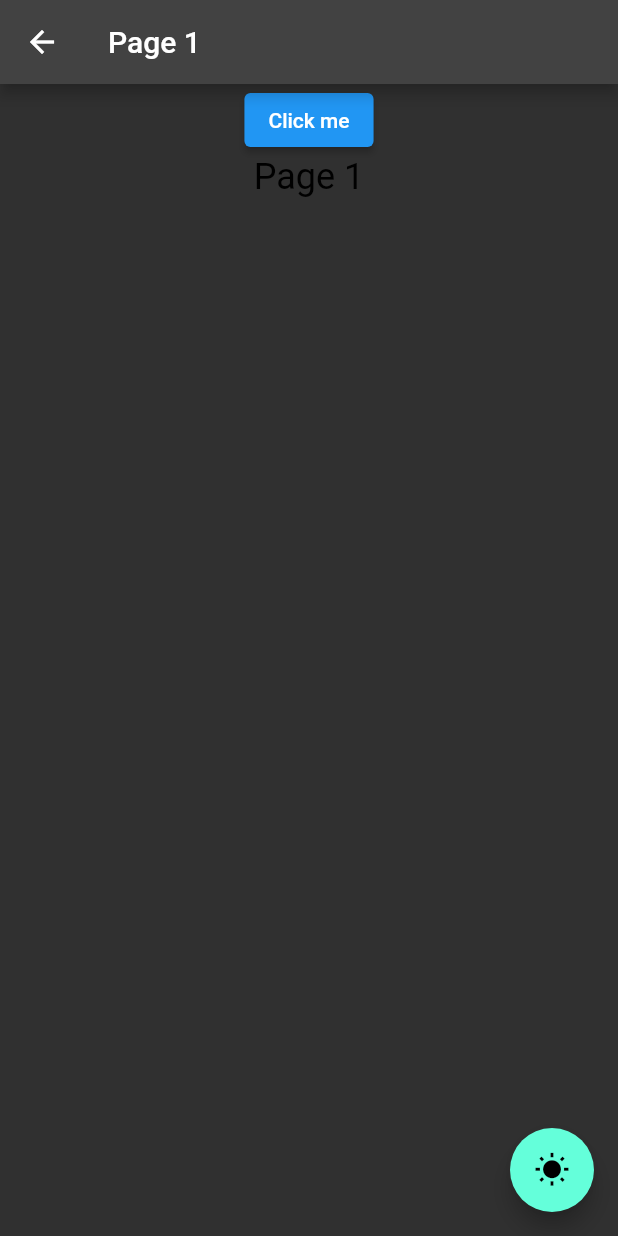
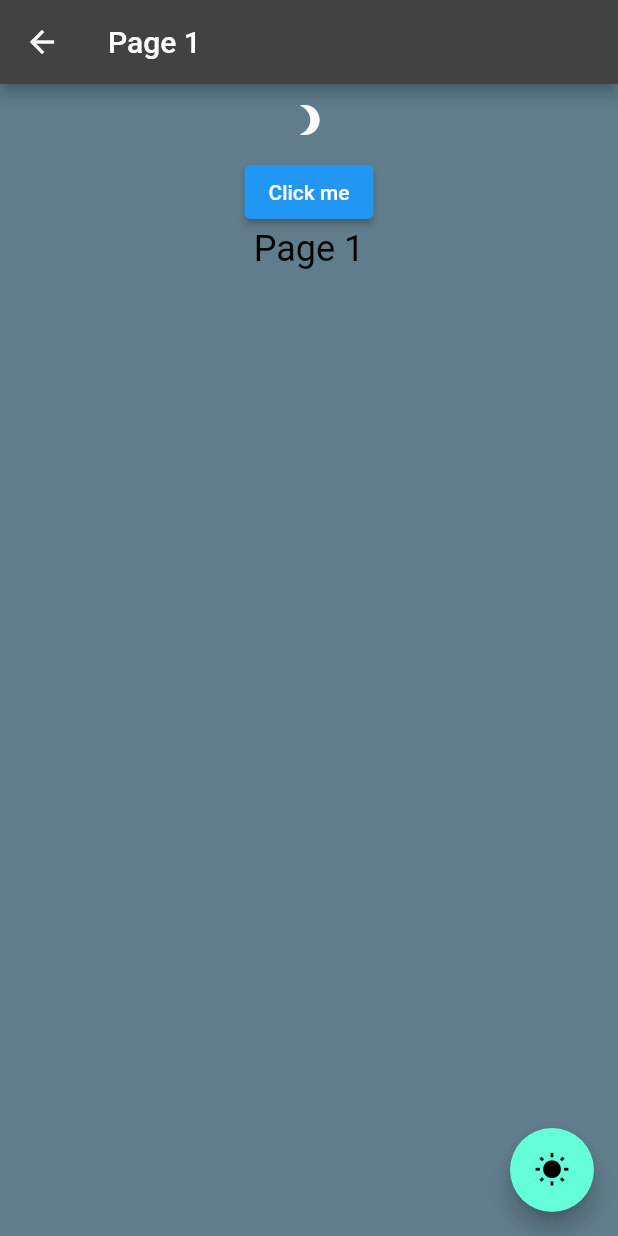
Before and after one commit to aruncr75/flutter_data, a Flutter app: the ScreenPage1 screen opened directly, after a tap on the "wb sunny" icon, on a phone screen of 412 x 824 dp. Run offline on Flutter 3.47's test engine with Material 2 defaults, Android fonts, the phone set to English and light mode, and no system bars.

Commit message:
theme- working fine

```diff
--- a/lib/main.dart
+++ b/lib/main.dart
@@ -18,9 +18,9 @@ class MyApp extends StatelessWidget {
     return MultiProvider(
       child: const MaterialAppWithTheme(),
       providers: [
-        ChangeNotifierProvider<ThemeNotifier>(
-          create: (_) => ThemeNotifier(ThemeData.light()),
-        ),
+        ChangeNotifierProvider(
+          create: (_) => ThemeNotifier(),
+        )
       ],
     );
   }
@@ -31,18 +31,15 @@ class MaterialAppWithTheme extends StatelessWidget {
 
   @override
   Widget build(BuildContext context) {
-
     return Consumer<ThemeNotifier>(
-  builder: (context, themeNotifier, child) {
-    final themeMode = themeNotifier.getTheme() == lightTheme ? ThemeMode.light : ThemeMode.dark;
-
-    return MaterialApp(
-      theme: lightTheme,
-      darkTheme: darkTheme,
-      themeMode: themeMode,
-      home: const MyHomePage(),
+      builder: (context, themeNotifier, child) {
+        return MaterialApp(
+          theme: themeNotifier.isDark ? lightTheme:darkTheme,
+          themeMode: themeNotifier.isDark ? ThemeMode.dark : ThemeMode.light,
+          darkTheme: darkTheme,
+          home: const HomePage(),
+        );
+      },
     );
-  },
-);
   }
 }
--- a/lib/screens/Provider/theme_provider.dart
+++ b/lib/screens/Provider/theme_provider.dart
@@ -1,11 +1,12 @@
 import 'package:flutter/material.dart';
 
 class ThemeNotifier with ChangeNotifier {
-  ThemeData _themeData;
-  ThemeNotifier(this._themeData);
-  getTheme() => _themeData;
-  setTheme(ThemeData themeData) {
-    _themeData = themeData;
+  bool _isDark = false;
+
+  bool get isDark => _isDark;
+
+  set isDark(bool value) {
+    _isDark = value;
     notifyListeners();
   }
 }
--- a/lib/screens/ScreenHome/screen_home.dart
+++ b/lib/screens/ScreenHome/screen_home.dart
@@ -1,49 +1,38 @@
 import 'package:firstapp1/screens/Provider/theme_provider.dart';
 import 'package:firstapp1/screens/ScreenPage1/screen_page_1.dart';
-import 'package:firstapp1/screens/Theme/dark_theme.dart';
-import 'package:firstapp1/screens/Theme/light_theme.dart';
 import 'package:flutter/material.dart';
 import 'package:provider/provider.dart';
 
-class MyHomePage extends StatelessWidget {
-  const MyHomePage({super.key});
+class HomePage extends StatelessWidget {
+  const HomePage({super.key});
 
   @override
   Widget build(BuildContext context) {
     final themeNotifier = Provider.of<ThemeNotifier>(context);
     return Scaffold(
+      backgroundColor: Colors.blueGrey  ,
       appBar: AppBar(
-        title: const Text("My App"),
+        title: const Text("Dark and Light Theme"),
+        actions: <Widget>[
+          IconButton(
+            icon: themeNotifier.isDark
+                ? const Icon(Icons.wb_sunny)
+                : const Icon(Icons.brightness_3),
+            onPressed: () {
+              themeNotifier.isDark = !themeNotifier.isDark;
+            },
+          ),
+        ],
       ),
       body: Center(
-        child: Column(
-          children: [
-            ButtonTheme(
-                child: ElevatedButton(
-                    onPressed: () {
-                      Navigator.of(context)
-                          .push(MaterialPageRoute(builder: ((context) {
-                        return const ScreenPage1();
-                      })));
-                    },
-                    child: const Text("Click me"))),
-            Text("Hello World!", style: Theme.of(context).textTheme.headline5),
-          ],
+        child: ElevatedButton(
+          onPressed: () {
+            Navigator.of(context).push(MaterialPageRoute(builder: (context) {
+              return const ScreenPage1();
+            }));
+          },
+          child: const Text("to page1"),
         ),
-      ),
-      floatingActionButton: FloatingActionButton(
-        onPressed: () {
-
-          // toggle between light and dark theme
-          ThemeData theme1 = themeNotifier.getTheme();
-          print("pressed${theme1}");
-          ThemeData theme =
-              themeNotifier.getTheme().brightness == Brightness.light
-                  ? darkTheme
-                  : lightTheme;
-          themeNotifier.setTheme(theme);
-        },
-        child: const Icon(Icons.wb_sunny),
       ),
     );
   }
--- a/lib/screens/ScreenPage1/screen_page_1.dart
+++ b/lib/screens/ScreenPage1/screen_page_1.dart
@@ -1,6 +1,4 @@
 import 'package:firstapp1/screens/Provider/theme_provider.dart';
-import 'package:firstapp1/screens/Theme/dark_theme.dart';
-import 'package:firstapp1/screens/Theme/light_theme.dart';
 import 'package:flutter/material.dart';
 import 'package:provider/provider.dart';
 
@@ -9,16 +7,28 @@ class ScreenPage1 extends StatelessWidget {
 
   @override
   Widget build(BuildContext context) {
+
     final themeNotifier = Provider.of<ThemeNotifier>(context);
     return Scaffold(
+      backgroundColor: Colors.blueGrey  ,
       appBar: AppBar(
         title: const Text("Page 1"),
       ),
       body: Center(
         child: Column(
           children: [
+              IconButton(
+            icon: themeNotifier.isDark
+                ? const Icon(Icons.wb_sunny)
+                : const Icon(Icons.brightness_3),
+            onPressed: () {
+              themeNotifier.isDark = !themeNotifier.isDark;
+            },
+          ),
             ButtonTheme(
-              child: ElevatedButton(onPressed: () {}, child: const Text("Click me"))),
+
+                child: ElevatedButton(
+                    onPressed: () {}, child: const Text("Click me"))),
             Text("Page 1", style: Theme.of(context).textTheme.headline5),
           ],
         ),
@@ -26,12 +36,6 @@ class ScreenPage1 extends StatelessWidget {
       floatingActionButton: FloatingActionButton(
         onPressed: () {
           // toggle between light and dark theme
-
-          ThemeData theme =
-              themeNotifier.getTheme().brightness == Brightness.light
-                  ? darkTheme
-                  : lightTheme;
-          themeNotifier.setTheme(theme);
         },
         child: const Icon(Icons.wb_sunny),
       ),
--- a/lib/screens/ScreenSplash/splash.dart
+++ b/lib/screens/ScreenSplash/splash.dart
@@ -45,6 +45,6 @@ class _ScreenSplashState extends State<ScreenSplash> {
   Future<void> goToLogin() async {
     await Future.delayed(const Duration(milliseconds: 100));
     Navigator.of(context)
-        .push(MaterialPageRoute(builder: (context) =>  const MyHomePage()));
+        .push(MaterialPageRoute(builder: (context) =>   const HomePage()));
   }
 }
--- a/pubspec.yaml
+++ b/pubspec.yaml
@@ -35,12 +35,12 @@ dependencies:
   # Use with the CupertinoIcons class for iOS style icons.
   cupertino_icons: ^1.0.2
   shared_preferences: ^2.0.15
-  firebase_core: ^1.17.0
-  cloud_firestore: ^3.1.15
+  # firebase_core: ^1.17.0
+  # cloud_firestore: ^3.1.15
   fluttertoast: ^8.0.9
   provider: ^6.0.2
   http: ^0.13.4
-  firebase_messaging: ^11.4.2
+  # firebase_messaging: ^11.4.2
   flutter_local_notifications: ^9.6.1
 
 dev_dependencies:
```
Also changed, not shown: pubspec.lock.
